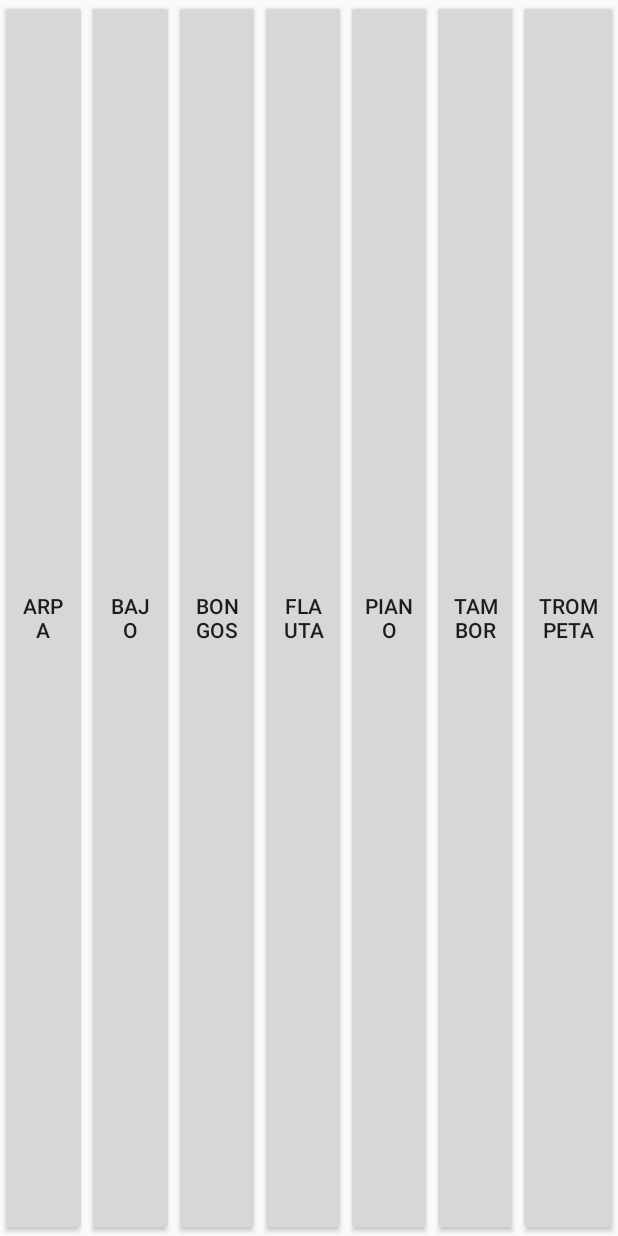
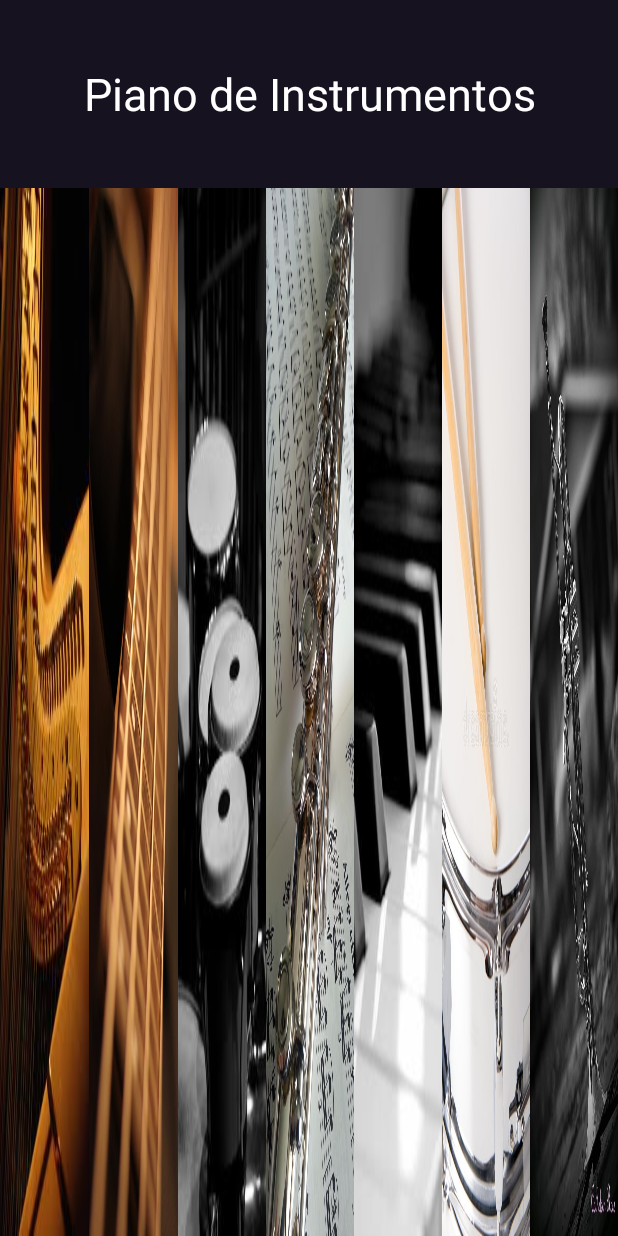
Before and after one commit to MarcoRivera503/PianoGrupo04, an Android app: the layout activity__piano__instrumental.xml on its own in the app's theme, with its tools: preview values and no code run, on a phone screen of 412 x 824 dp. Run offline under Robolectric (Android 15) with nearby library versions, the phone set to English and light mode, and no system bars.

Commit message:
piano instrumentos terminado

```diff
--- a/app/src/main/res/layout/activity__piano__instrumental.xml
+++ b/app/src/main/res/layout/activity__piano__instrumental.xml
@@ -4,62 +4,81 @@
     xmlns:tools="http://schemas.android.com/tools"
     android:layout_width="match_parent"
     android:layout_height="match_parent"
-    android:orientation="horizontal"
+    android:orientation="vertical"
+    android:background="@color/colorPrimaryDark"
     tools:context=".activity_Piano_Instrumental">
 
+    <LinearLayout
+        android:layout_width="match_parent"
+        android:orientation="horizontal"
+        android:layout_height="125dp">
+        <TextView
+            android:layout_width="match_parent"
+            android:layout_height="match_parent"
+            android:text="Piano de Instrumentos"
+            android:textColor="@android:color/white"
+            android:gravity="center"
+            android:textSize="30sp"></TextView>
+    </LinearLayout>
+
+    <LinearLayout
+        android:layout_width="match_parent"
+        android:layout_height="match_parent"
+        android:orientation="horizontal">
     <Button
         android:id="@+id/idarpa"
-        android:layout_width="wrap_content"
+        android:layout_width="match_parent"
         android:layout_height="match_parent"
         android:layout_weight="1"
-        android:onClick="arpa"
-        android:text="arpa" />
+        android:background="@drawable/arpa"
+        android:onClick="arpa" />
 
     <Button
         android:id="@+id/idbajo"
-        android:layout_width="wrap_content"
+        android:layout_width="match_parent"
         android:layout_height="match_parent"
         android:layout_weight="1"
-        android:onClick="bajo"
-        android:text="bajo" />
+        android:background="@drawable/bajo"
+        android:onClick="bajo"/>
 
     <Button
         android:id="@+id/idbongos"
-        android:layout_width="wrap_content"
+        android:layout_width="match_parent"
         android:layout_height="match_parent"
         android:layout_weight="1"
-        android:onClick="bongos"
-        android:text="bongos" />
+        android:background="@drawable/bongos"
+        android:onClick="bongos" />
 
     <Button
         android:id="@+id/idflauta"
-        android:layout_width="wrap_content"
+        android:layout_width="match_parent"
         android:layout_height="match_parent"
         android:layout_weight="1"
-        android:onClick="flauta"
-        android:text="flauta" />
+        android:background="@drawable/flauta"
+        android:onClick="flauta" />
 
     <Button
         android:id="@+id/idpiano"
-        android:layout_width="wrap_content"
+        android:layout_width="match_parent"
         android:layout_height="match_parent"
         android:layout_weight="1"
-        android:onClick="piano"
-        android:text="piano" />
+        android:background="@drawable/teclado"
+        android:onClick="piano" />
 
     <Button
         android:id="@+id/idtambor"
-        android:layout_width="wrap_content"
+        android:layout_width="match_parent"
         android:layout_height="match_parent"
         android:layout_weight="1"
-        android:onClick="tambor"
-        android:text="tambor" />
+        android:background="@drawable/tambor"
+        android:onClick="tambor" />
 
     <Button
         android:id="@+id/idtrompeta"
-        android:layout_width="wrap_content"
+        android:layout_width="match_parent"
         android:layout_height="match_parent"
         android:layout_weight="1"
-        android:onClick="trompeta"
-        android:text="trompeta" />
+        android:background="@drawable/trompeta"
+        android:onClick="trompeta" />
+    </LinearLayout>
 </LinearLayout>
```
Also changed, not shown: app/src/main/res/drawable/arpa.jpeg (added), app/src/main/res/drawable/bajo.jpeg (added), app/src/main/res/drawable/bongos.jpeg (added), app/src/main/res/drawable/flauta.jpeg (added), app/src/main/res/drawable/fondo_instru.jpeg (added), app/src/main/res/drawable/instrumentos_fondo.jpeg (added), app/src/main/res/drawable/tambor.jpeg (added), app/src/main/res/drawable/teclado.jpeg (added), app/src/main/res/drawable/trompeta.jpeg (added).
